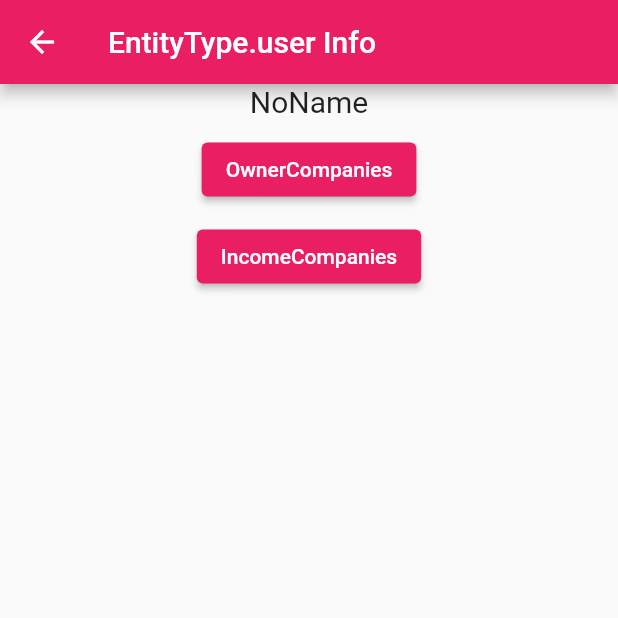
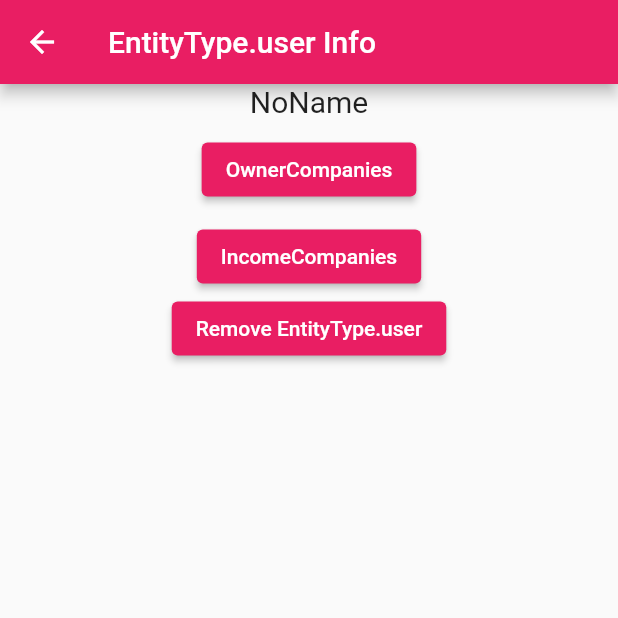
Before and after one commit to webservicesappinfo/beauty_link, a Flutter app: the EntityInfo screen opened directly with empty values, on a phone screen of 412 x 824 dp, the top half of it. Run offline on Flutter 3.47's test engine with Material 2 defaults, Android fonts, the phone set to English and light mode, and no system bars; our stand-ins replace firebase_auth, firebase_core, firebase_messaging, flutter_bloc, flutter_local_notifications, google_maps_flutter and 1 more; missing offline and left inert: grpc, protobuf; accounts and stored records are empty.

Commit message:
Add remove entity btn

```diff
--- a/lib/pages/for_test/entity_info_page.dart
+++ b/lib/pages/for_test/entity_info_page.dart
@@ -22,6 +22,9 @@ class EntityInfo extends StatelessWidget {
   }
 
   Widget _onLoaded(BuildContext context) {
+    return Column(
+      children: [
+        Center(child: Builder(builder: (context) {
           switch (entityType) {
             case EntityType.user:
               return _onUser(context);
@@ -33,6 +36,10 @@ class EntityInfo extends StatelessWidget {
                 ),
               );
           }
+        })),
+        ElevatedButton(onPressed: () {}, child: Text('Remove $entityType'))
+      ],
+    );
   }
 
   Widget _onUser(BuildContext context) {
```
Also changed, not shown: lib/pages/for_test/entities_page.dart (+9 -1 lines). Lines whose indentation alone changed are shown as unchanged.
